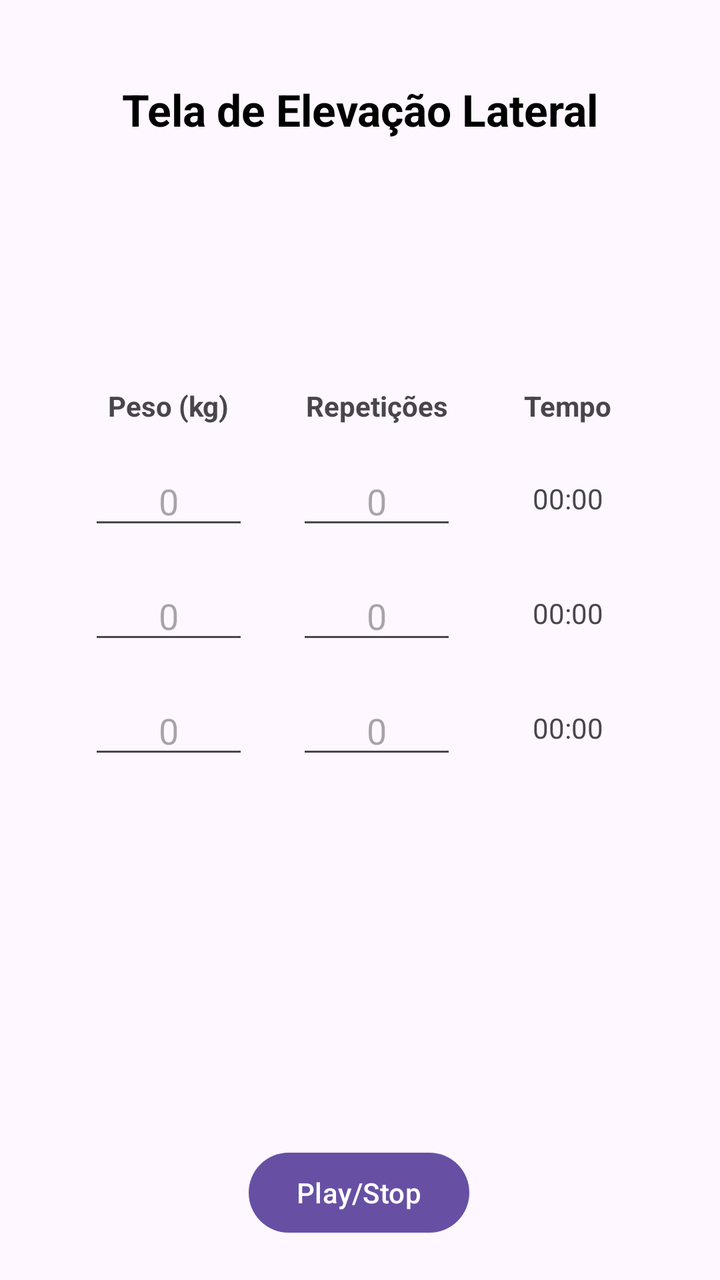
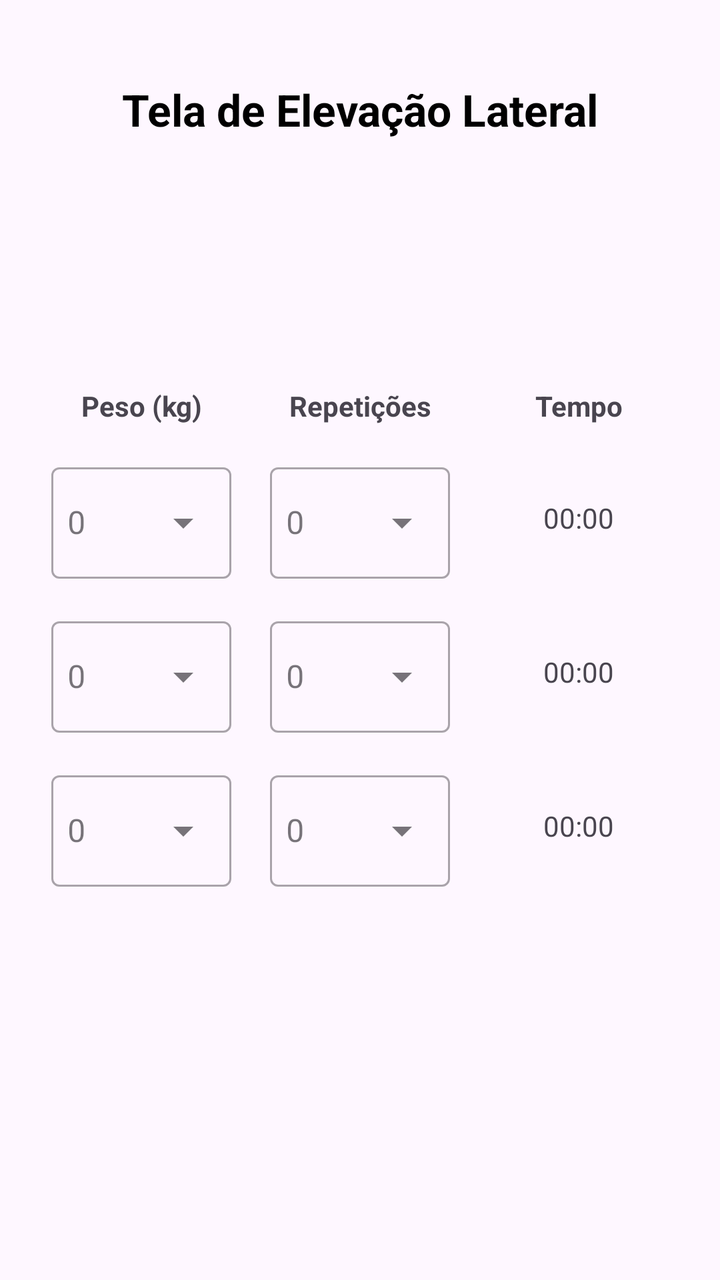

Compare the two renders of this Android layout. The source of the first and the diff that turns it into the second are given below.
<!-- AndroidManifest.xml: application theme Theme.Arenagym1 -->
<!-- res/layout/activity_elevacao_lateral.xml -->
<?xml version="1.0" encoding="utf-8"?>
<androidx.constraintlayout.widget.ConstraintLayout xmlns:android="http://schemas.android.com/apk/res/android"
    xmlns:app="http://schemas.android.com/apk/res-auto"
    xmlns:tools="http://schemas.android.com/tools"
    android:id="@+id/elevacao_lateral_main"
    android:layout_width="match_parent"
    android:layout_height="match_parent"
    android:padding="16dp"
    tools:context=".ElevacaoLateralActivity">

    <TextView
        android:id="@+id/titulo"
        android:layout_width="wrap_content"
        android:layout_height="wrap_content"
        android:layout_marginTop="24dp"
        android:text="Tela de Elevação Lateral"
        android:textSize="22sp"
        android:textStyle="bold"
        android:textColor="@android:color/black"
        app:layout_constraintEnd_toEndOf="parent"
        app:layout_constraintStart_toStartOf="parent"
        app:layout_constraintTop_toTopOf="parent" />

    

    <TextView
        android:id="@+id/labelPeso"
        android:layout_width="wrap_content"
        android:layout_height="wrap_content"
        android:layout_marginTop="124dp"
        android:text="Peso (kg)"
        android:textStyle="bold"
        app:layout_constraintEnd_toStartOf="@+id/labelReps"
        app:layout_constraintHorizontal_bias="0.5"
        app:layout_constraintStart_toStartOf="parent"
        app:layout_constraintTop_toBottomOf="@id/titulo" />

    <TextView
        android:id="@+id/labelReps"
        android:layout_width="wrap_content"
        android:layout_height="wrap_content"
        android:text="Repetições"
        android:textStyle="bold"
        app:layout_constraintBaseline_toBaselineOf="@id/labelPeso"
        app:layout_constraintEnd_toStartOf="@+id/labelTempo"
        app:layout_constraintHorizontal_bias="0.5"
        app:layout_constraintStart_toEndOf="@+id/labelPeso" />

    <TextView
        android:id="@+id/labelTempo"
        android:layout_width="wrap_content"
        android:layout_height="wrap_content"
        android:text="Tempo"
        android:textStyle="bold"
        app:layout_constraintBaseline_toBaselineOf="@id/labelPeso"
        app:layout_constraintEnd_toEndOf="parent"
        app:layout_constraintHorizontal_bias="0.5"
        app:layout_constraintStart_toEndOf="@+id/labelReps" />

    
    <EditText
        android:id="@+id/etPeso1"
        android:layout_width="80dp"
        android:layout_height="wrap_content"
        android:layout_marginTop="16dp"
        android:hint="0"
        android:inputType="numberDecimal"
        android:textAlignment="center"
        app:layout_constraintEnd_toEndOf="@id/labelPeso"
        app:layout_constraintStart_toStartOf="@id/labelPeso"
        app:layout_constraintTop_toBottomOf="@id/labelPeso" />

    <EditText
        android:id="@+id/etReps1"
        android:layout_width="80dp"
        android:layout_height="wrap_content"
        android:hint="0"
        android:inputType="number"
        android:textAlignment="center"
        app:layout_constraintBaseline_toBaselineOf="@id/etPeso1"
        app:layout_constraintEnd_toEndOf="@id/labelReps"
        app:layout_constraintStart_toStartOf="@id/labelReps" />

    <TextView
        android:id="@+id/tvTempo1"
        android:layout_width="wrap_content"
        android:layout_height="wrap_content"
        android:text="00:00"
        app:layout_constraintBottom_toBottomOf="@id/etReps1"
        app:layout_constraintEnd_toEndOf="@id/labelTempo"
        app:layout_constraintStart_toStartOf="@id/labelTempo"
        app:layout_constraintTop_toTopOf="@id/etReps1" />

    
    <EditText
        android:id="@+id/etPeso2"
        android:layout_width="80dp"
        android:layout_height="wrap_content"
        android:layout_marginTop="16dp"
        android:hint="0"
        android:inputType="numberDecimal"
        android:textAlignment="center"
        app:layout_constraintEnd_toEndOf="@id/etPeso1"
        app:layout_constraintStart_toStartOf="@id/etPeso1"
        app:layout_constraintTop_toBottomOf="@id/etPeso1" />

    <EditText
        android:id="@+id/etReps2"
        android:layout_width="80dp"
        android:layout_height="wrap_content"
        android:hint="0"
        android:inputType="number"
        android:textAlignment="center"
        app:layout_constraintBaseline_toBaselineOf="@id/etPeso2"
        app:layout_constraintEnd_toEndOf="@id/etReps1"
        app:layout_constraintStart_toStartOf="@id/etReps1" />

    <TextView
        android:id="@+id/tvTempo2"
        android:layout_width="wrap_content"
        android:layout_height="wrap_content"
        android:text="00:00"
        app:layout_constraintBottom_toBottomOf="@id/etReps2"
        app:layout_constraintEnd_toEndOf="@id/tvTempo1"
        app:layout_constraintStart_toStartOf="@id/tvTempo1"
        app:layout_constraintTop_toTopOf="@id/etReps2" />

    
    <EditText
        android:id="@+id/etPeso3"
        android:layout_width="80dp"
        android:layout_height="wrap_content"
        android:layout_marginTop="16dp"
        android:hint="0"
        android:inputType="numberDecimal"
        android:textAlignment="center"
        app:layout_constraintEnd_toEndOf="@id/etPeso2"
        app:layout_constraintStart_toStartOf="@id/etPeso2"
        app:layout_constraintTop_toBottomOf="@id/etPeso2" />

    <EditText
        android:id="@+id/etReps3"
        android:layout_width="80dp"
        android:layout_height="wrap_content"
        android:hint="0"
        android:inputType="number"
        android:textAlignment="center"
        app:layout_constraintBaseline_toBaselineOf="@id/etPeso3"
        app:layout_constraintEnd_toEndOf="@id/etReps2"
        app:layout_constraintStart_toStartOf="@id/etReps2" />

    <TextView
        android:id="@+id/tvTempo3"
        android:layout_width="wrap_content"
        android:layout_height="wrap_content"
        android:text="00:00"
        app:layout_constraintBottom_toBottomOf="@id/etReps3"
        app:layout_constraintEnd_toEndOf="@id/tvTempo2"
        app:layout_constraintStart_toStartOf="@id/tvTempo2"
        app:layout_constraintTop_toTopOf="@id/etReps3" />

    <Button
        android:id="@+id/button"
        android:layout_width="wrap_content"
        android:layout_height="wrap_content"
        android:layout_marginTop="188dp"
        android:text="Play/Stop"
        app:layout_constraintEnd_toEndOf="parent"
        app:layout_constraintHorizontal_bias="0.498"
        app:layout_constraintStart_toStartOf="parent"
        app:layout_constraintTop_toBottomOf="@id/etPeso3" />

</androidx.constraintlayout.widget.ConstraintLayout>
<!-- resources referenced by this layout -->
<resources>
  <style name="Theme.Arenagym1" parent="Base.Theme.Arenagym1" />
  <style name="Base.Theme.Arenagym1" parent="Theme.Material3.DayNight.NoActionBar">
          
          
      </style>
</resources>

<!-- the commit's change to res/layout/activity_elevacao_lateral.xml (unified diff, before → after) -->
@@ -22,142 +22,199 @@
         app:layout_constraintTop_toTopOf="parent" />
 
     
-
     <TextView
         android:id="@+id/labelPeso"
-        android:layout_width="wrap_content"
+        android:layout_width="0dp"
         android:layout_height="wrap_content"
         android:layout_marginTop="124dp"
         android:text="Peso (kg)"
         android:textStyle="bold"
+        android:textAlignment="center"
         app:layout_constraintEnd_toStartOf="@+id/labelReps"
-        app:layout_constraintHorizontal_bias="0.5"
+        app:layout_constraintHorizontal_chainStyle="spread"
         app:layout_constraintStart_toStartOf="parent"
         app:layout_constraintTop_toBottomOf="@id/titulo" />
 
     <TextView
         android:id="@+id/labelReps"
-        android:layout_width="wrap_content"
+        android:layout_width="0dp"
         android:layout_height="wrap_content"
         android:text="Repetições"
         android:textStyle="bold"
+        android:textAlignment="center"
         app:layout_constraintBaseline_toBaselineOf="@id/labelPeso"
         app:layout_constraintEnd_toStartOf="@+id/labelTempo"
-        app:layout_constraintHorizontal_bias="0.5"
         app:layout_constraintStart_toEndOf="@+id/labelPeso" />
 
     <TextView
         android:id="@+id/labelTempo"
-        android:layout_width="wrap_content"
+        android:layout_width="0dp"
         android:layout_height="wrap_content"
         android:text="Tempo"
         android:textStyle="bold"
+        android:textAlignment="center"
         app:layout_constraintBaseline_toBaselineOf="@id/labelPeso"
         app:layout_constraintEnd_toEndOf="parent"
-        app:layout_constraintHorizontal_bias="0.5"
         app:layout_constraintStart_toEndOf="@+id/labelReps" />
 
     
-    <EditText
-        android:id="@+id/etPeso1"
-        android:layout_width="80dp"
+    <com.google.android.material.textfield.TextInputLayout
+        android:id="@+id/tilPeso1"
+        style="@style/Widget.MaterialComponents.TextInputLayout.OutlinedBox.ExposedDropdownMenu"
+        android:layout_width="90dp"
         android:layout_height="wrap_content"
         android:layout_marginTop="16dp"
-        android:hint="0"
-        android:inputType="numberDecimal"
-        android:textAlignment="center"
         app:layout_constraintEnd_toEndOf="@id/labelPeso"
         app:layout_constraintStart_toStartOf="@id/labelPeso"
-        app:layout_constraintTop_toBottomOf="@id/labelPeso" />
-
-    <EditText
-        android:id="@+id/etReps1"
-        android:layout_width="80dp"
-        android:layout_height="wrap_content"
-        android:hint="0"
-        android:inputType="number"
-        android:textAlignment="center"
-        app:layout_constraintBaseline_toBaselineOf="@id/etPeso1"
+        app:layout_constraintTop_toBottomOf="@id/labelPeso">
+
+        <AutoCompleteTextView
+            android:id="@+id/etPeso1"
+            android:layout_width="match_parent"
+            android:layout_height="wrap_content"
+            android:hint="0"
+            android:inputType="numberDecimal"
+            android:paddingStart="8dp"
+            android:paddingEnd="8dp"
+            android:textAlignment="center" />
+    </com.google.android.material.textfield.TextInputLayout>
+
+    <com.google.android.material.textfield.TextInputLayout
+        android:id="@+id/tilReps1"
+        style="@style/Widget.MaterialComponents.TextInputLayout.OutlinedBox.ExposedDropdownMenu"
+        android:layout_width="90dp"
+        android:layout_height="wrap_content"
+        app:layout_constraintBottom_toBottomOf="@id/tilPeso1"
         app:layout_constraintEnd_toEndOf="@id/labelReps"
-        app:layout_constraintStart_toStartOf="@id/labelReps" />
+        app:layout_constraintStart_toStartOf="@id/labelReps"
+        app:layout_constraintTop_toTopOf="@id/tilPeso1">
+
+        <AutoCompleteTextView
+            android:id="@+id/etReps1"
+            android:layout_width="match_parent"
+            android:layout_height="wrap_content"
+            android:hint="0"
+            android:inputType="number"
+            android:paddingStart="8dp"
+            android:paddingEnd="8dp"
+            android:textAlignment="center" />
+    </com.google.android.material.textfield.TextInputLayout>
 
     <TextView
         android:id="@+id/tvTempo1"
         android:layout_width="wrap_content"
         android:layout_height="wrap_content"
         android:text="00:00"
-        app:layout_constraintBottom_toBottomOf="@id/etReps1"
+        app:layout_constraintBottom_toBottomOf="@id/tilReps1"
         app:layout_constraintEnd_toEndOf="@id/labelTempo"
         app:layout_constraintStart_toStartOf="@id/labelTempo"
-        app:layout_constraintTop_toTopOf="@id/etReps1" />
-
-    
-    <EditText
-        android:id="@+id/etPeso2"
-        android:layout_width="80dp"
+        app:layout_constraintTop_toTopOf="@id/tilReps1" />
+
+    
+    <com.google.android.material.textfield.TextInputLayout
+        android:id="@+id/tilPeso2"
+        style="@style/Widget.MaterialComponents.TextInputLayout.OutlinedBox.ExposedDropdownMenu"
+        android:layout_width="90dp"
         android:layout_height="wrap_content"
         android:layout_marginTop="16dp"
-        android:hint="0"
-        android:inputType="numberDecimal"
-        android:textAlignment="center"
-        app:layout_constraintEnd_toEndOf="@id/etPeso1"
-        app:layout_constraintStart_toStartOf="@id/etPeso1"
-        app:layout_constraintTop_toBottomOf="@id/etPeso1" />
-
-    <EditText
-        android:id="@+id/etReps2"
-        android:layout_width="80dp"
-        android:layout_height="wrap_content"
-        android:hint="0"
-        android:inputType="number"
-        android:textAlignment="center"
-        app:layout_constraintBaseline_toBaselineOf="@id/etPeso2"
-        app:layout_constraintEnd_toEndOf="@id/etReps1"
-        app:layout_constraintStart_toStartOf="@id/etReps1" />
+        app:layout_constraintEnd_toEndOf="@id/tilPeso1"
+        app:layout_constraintStart_toStartOf="@id/tilPeso1"
+        app:layout_constraintTop_toBottomOf="@id/tilPeso1">
+
+        <AutoCompleteTextView
+            android:id="@+id/etPeso2"
+            android:layout_width="match_parent"
+            android:layout_height="wrap_content"
+            android:hint="0"
+            android:inputType="numberDecimal"
+            android:paddingStart="8dp"
+            android:paddingEnd="8dp"
+            android:textAlignment="center" />
+    </com.google.android.material.textfield.TextInputLayout>
+
+    <com.google.android.material.textfield.TextInputLayout
+        android:id="@+id/tilReps2"
+        style="@style/Widget.MaterialComponents.TextInputLayout.OutlinedBox.ExposedDropdownMenu"
+        android:layout_width="90dp"
+        android:layout_height="wrap_content"
+        app:layout_constraintBottom_toBottomOf="@id/tilPeso2"
+        app:layout_constraintEnd_toEndOf="@id/tilReps1"
+        app:layout_constraintStart_toStartOf="@id/tilReps1"
+        app:layout_constraintTop_toTopOf="@id/tilPeso2">
+
+        <AutoCompleteTextView
+            android:id="@+id/etReps2"
+            android:layout_width="match_parent"
+            android:layout_height="wrap_content"
+            android:hint="0"
+            android:inputType="number"
+            android:paddingStart="8dp"
+            android:paddingEnd="8dp"
+            android:textAlignment="center" />
+    </com.google.android.material.textfield.TextInputLayout>
 
     <TextView
         android:id="@+id/tvTempo2"
         android:layout_width="wrap_content"
         android:layout_height="wrap_content"
         android:text="00:00"
-        app:layout_constraintBottom_toBottomOf="@id/etReps2"
+        app:layout_constraintBottom_toBottomOf="@id/tilReps2"
         app:layout_constraintEnd_toEndOf="@id/tvTempo1"
         app:layout_constraintStart_toStartOf="@id/tvTempo1"
-        app:layout_constraintTop_toTopOf="@id/etReps2" />
-
-    
-    <EditText
-        android:id="@+id/etPeso3"
-        android:layout_width="80dp"
+        app:layout_constraintTop_toTopOf="@id/tilReps2" />
+
+    
+    <com.google.android.material.textfield.TextInputLayout
+        android:id="@+id/tilPeso3"
+        style="@style/Widget.MaterialComponents.TextInputLayout.OutlinedBox.ExposedDropdownMenu"
+        android:layout_width="90dp"
         android:layout_height="wrap_content"
         android:layout_marginTop="16dp"
-        android:hint="0"
-        android:inputType="numberDecimal"
-        android:textAlignment="center"
-        app:layout_constraintEnd_toEndOf="@id/etPeso2"
-        app:layout_constraintStart_toStartOf="@id/etPeso2"
-        app:layout_constraintTop_toBottomOf="@id/etPeso2" />
-
-    <EditText
-        android:id="@+id/etReps3"
-        android:layout_width="80dp"
-        android:layout_height="wrap_content"
-        android:hint="0"
-        android:inputType="number"
-        android:textAlignment="center"
-        app:layout_constraintBaseline_toBaselineOf="@id/etPeso3"
-        app:layout_constraintEnd_toEndOf="@id/etReps2"
-        app:layout_constraintStart_toStartOf="@id/etReps2" />
+        app:layout_constraintEnd_toEndOf="@id/tilPeso2"
+        app:layout_constraintStart_toStartOf="@id/tilPeso2"
+        app:layout_constraintTop_toBottomOf="@id/tilPeso2">
+
+        <AutoCompleteTextView
+            android:id="@+id/etPeso3"
+            android:layout_width="match_parent"
+            android:layout_height="wrap_content"
+            android:hint="0"
+            android:inputType="numberDecimal"
+            android:paddingStart="8dp"
+            android:paddingEnd="8dp"
+            android:textAlignment="center" />
+    </com.google.android.material.textfield.TextInputLayout>
+
+    <com.google.android.material.textfield.TextInputLayout
+        android:id="@+id/tilReps3"
+        style="@style/Widget.MaterialComponents.TextInputLayout.OutlinedBox.ExposedDropdownMenu"
+        android:layout_width="90dp"
+        android:layout_height="wrap_content"
+        app:layout_constraintBottom_toBottomOf="@id/tilPeso3"
+        app:layout_constraintEnd_toEndOf="@id/tilReps2"
+        app:layout_constraintStart_toStartOf="@id/tilReps2"
+        app:layout_constraintTop_toTopOf="@id/tilPeso3">
+
+        <AutoCompleteTextView
+            android:id="@+id/etReps3"
+            android:layout_width="match_parent"
+            android:layout_height="wrap_content"
+            android:hint="0"
+            android:inputType="number"
+            android:paddingStart="8dp"
+            android:paddingEnd="8dp"
+            android:textAlignment="center" />
+    </com.google.android.material.textfield.TextInputLayout>
 
     <TextView
         android:id="@+id/tvTempo3"
         android:layout_width="wrap_content"
         android:layout_height="wrap_content"
         android:text="00:00"
-        app:layout_constraintBottom_toBottomOf="@id/etReps3"
+        app:layout_constraintBottom_toBottomOf="@id/tilReps3"
         app:layout_constraintEnd_toEndOf="@id/tvTempo2"
         app:layout_constraintStart_toStartOf="@id/tvTempo2"
-        app:layout_constraintTop_toTopOf="@id/etReps3" />
+        app:layout_constraintTop_toTopOf="@id/tilReps3" />
 
     <Button
         android:id="@+id/button"
@@ -168,6 +225,6 @@
         app:layout_constraintEnd_toEndOf="parent"
         app:layout_constraintHorizontal_bias="0.498"
         app:layout_constraintStart_toStartOf="parent"
-        app:layout_constraintTop_toBottomOf="@id/etPeso3" />
+        app:layout_constraintTop_toBottomOf="@id/tilPeso3" />
 
 </androidx.constraintlayout.widget.ConstraintLayout>
